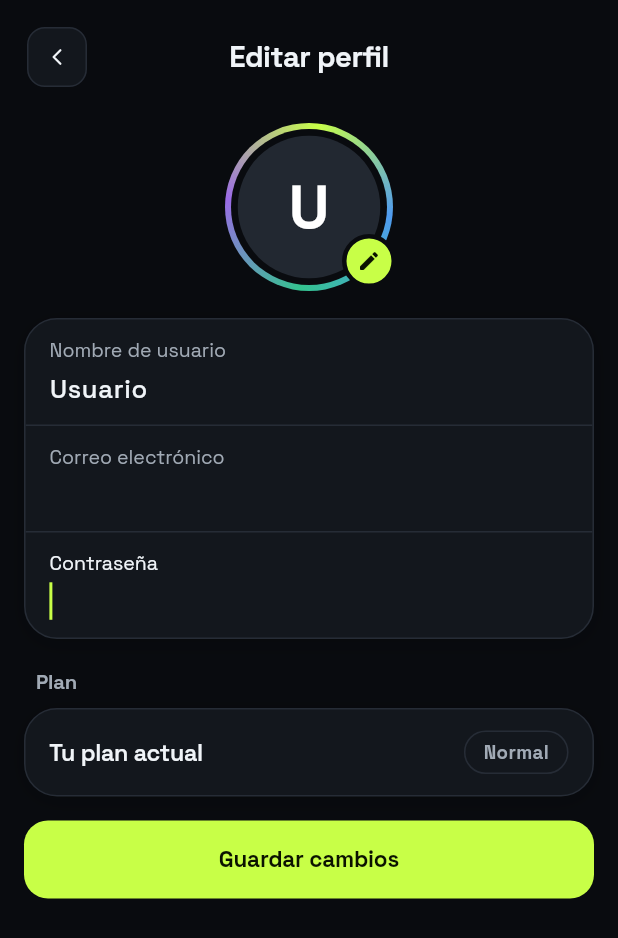
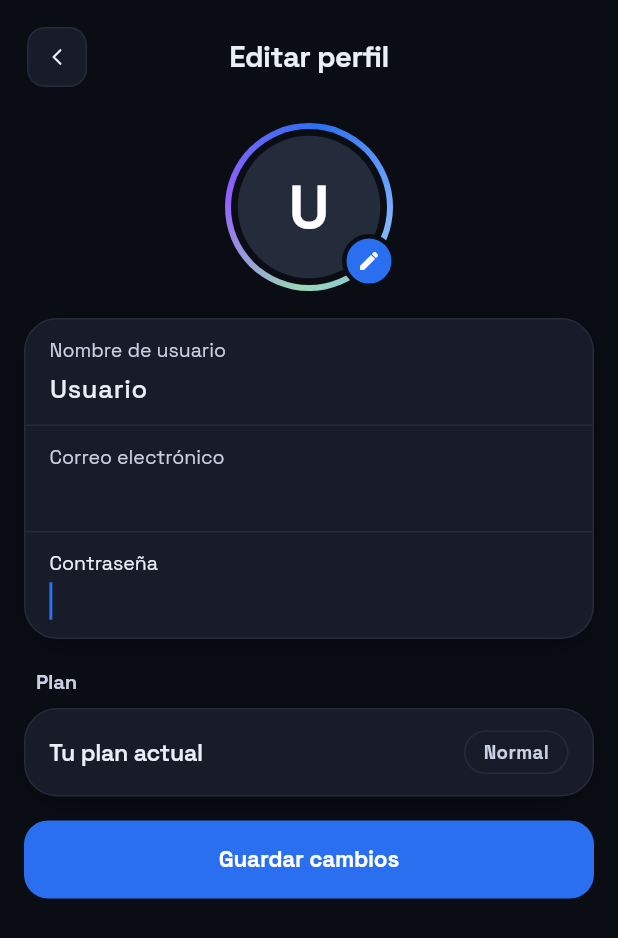
Before and after one commit to benjaa-a11/pivote_studio-apppp, a Flutter app: the EditProfileScreen screen opened directly, on a phone screen of 412 x 824 dp. Shown: the top 938 px of the screen. Run offline on Flutter 3.47's test engine with Material 3 defaults, Android fonts, the phone set to English and light mode, and no system bars; our stand-ins replace audio_service, cached_network_image, cloud_firestore, connectivity_plus, firebase_core, firebase_messaging and 13 more; accounts and stored records are empty; network calls fail.

Commit message:
MEJORES ESTILOS 1.

```diff
--- a/lib/core/theme/app_colors.dart
+++ b/lib/core/theme/app_colors.dart
@@ -10,89 +10,95 @@ import 'package:flutter/material.dart';
 class AppColors {
   AppColors._();
 
-  // ── Neutros modo oscuro (profundidad por niveles) ────────────────────────
-  static const Color darkBg = Color(0xFF090B0F);
-  static const Color darkBg1 = Color(0xFF0E1116);
-  static const Color darkBg2 = Color(0xFF13171D);
-  static const Color darkBg3 = Color(0xFF1A1F26);
-  static const Color darkBg4 = Color(0xFF222831);
-  static const Color darkBorder = Color(0xFF262C36);
-  static const Color darkBorder2 = Color(0xFF333A45);
-  static const Color darkText = Color(0xFFF0F4F8);
-  static const Color darkText2 = Color(0xFFA1AAB5);
-  static const Color darkText3 = Color(0xFF6E7885);
+  // ── Neutros modo oscuro (CSS: --bg, --s1, --s2, --s3, --line, --line2) ───────
+  static const Color darkBg = Color(0xFF0A0D14); // --bg: Fondo profundo
+  static const Color darkBg1 = Color(0xFF11151F); // --s1: Superficie nivel 1
+  static const Color darkBg2 = Color(0xFF171C28); // --s2: Superficie nivel 2 (tarjetas)
+  static const Color darkBg3 = Color(0xFF1E2433); // --s3: Superficie nivel 3 (elevado)
+  static const Color darkBg4 = Color(0xFF242B3B); // --line: Bordes y separadores
+  static const Color darkBorder = Color(0xFF242B3B); // --line: Borde principal
+  static const Color darkBorder2 = Color(0xFF2A3142); // --line2: Borde enfatizado
+  static const Color darkText = Color(0xFFEAEEF7); // --tx: Texto principal
+  static const Color darkText2 = Color(0xFFC9D0E2); // --tx2: Texto secundario
+  static const Color darkText3 = Color(0xFF98A1B8); // --mut: Texto terciario / silenciado
 
   // ── Neutros modo claro ───────────────────────────────────────────────────
-  static const Color lightBg = Color(0xFFF4F6F8);
+  static const Color lightBg = Color(0xFFF3F5F9);
   static const Color lightBg1 = Color(0xFFFFFFFF);
-  static const Color lightBg2 = Color(0xFFEDF1F5);
-  static const Color lightBg3 = Color(0xFFE3E8ED);
-  static const Color lightBg4 = Color(0xFFD3DCE6);
-  static const Color lightBorder = Color(0xFFDCE2E8);
-  static const Color lightBorder2 = Color(0xFFC4CDD5);
-  static const Color lightText = Color(0xFF1C222B);
-  static const Color lightText2 = Color(0xFF5A6675);
-  static const Color lightText3 = Color(0xFF7A8797);
+  static const Color lightBg2 = Color(0xFFEAEEF5);
+  static const Color lightBg3 = Color(0xFFDEE4EE);
+  static const Color lightBg4 = Color(0xFFCED6E2);
+  static const Color lightBorder = Color(0xFFD6DCE6);
+  static const Color lightBorder2 = Color(0xFFBFC7D5);
+  static const Color lightText = Color(0xFF0E131E);
+  static const Color lightText2 = Color(0xFF4A5568);
+  static const Color lightText3 = Color(0xFF718096);
 
-  // ── Acento de marca ──────────────────────────────────────────────────────
-  static const Color darkAccent = Color(0xFFC8FF47);
-  static const Color lightAccent = Color(0xFF4E7A00);
-  static const Color onDarkAccent = Color(0xFF0B1200);
+  // ── Acento de marca (CSS: --acc: #2A6FF0, --accT: #7DB0FF, --accBg: #1B2A4D) ──
+  static const Color darkAccent = Color(0xFF2A6FF0); // --acc: Azul zafiro eléctrico
+  static const Color lightAccent = Color(0xFF1D5AD0);
+  static const Color onDarkAccent = Color(0xFFFFFFFF);
   static const Color onLightAccent = Color(0xFFFFFFFF);
 
-  /// Alias de acento principal (defecto oscuro).
+  /// Alias de acento principal.
   static const Color accent = darkAccent;
-  static const Color accentStrong = Color(0xFFA6E015);
-  /// Tono secundario complementario de marca.
+  static const Color accentStrong = Color(0xFF1652C7);
+  static const Color accentTint = Color(0xFF7DB0FF); // --accT
+  static const Color accentBg = Color(0xFF1B2A4D); // --accBg
+
+  /// Tono secundario complementario de marca (CSS mesh: rgba(150,95,255,.2)).
+  static const Color violet = Color(0xFF965FFF);
   static const Color secondary = violet;
 
-  // ── Semánticos (desaturados, un solo matiz por significado) ──────────────
-  static const Color darkDanger = Color(0xFFFF5468);
-  static const Color darkWarning = Color(0xFFF0B429);
-  static const Color darkSuccess = Color(0xFF3DC98F);
-  static const Color darkInfo = Color(0xFF4F9BF0);
+  // ── Semánticos (CSS: --live: #D92B43, --liveT: #FF7A8C, --ok: #9AD9B4, --warn: #E6D28A)
+  static const Color darkDanger = Color(0xFFD92B43); // --live: Rojo en vivo
+  static const Color darkWarning = Color(0xFFE6D28A); // --warn: Dorado / advertencia
+  static const Color darkSuccess = Color(0xFF9AD9B4); // --ok: Verde menta suave
+  static const Color darkInfo = Color(0xFF7DB0FF); // --accT: Azul informativo
 
-  static const Color lightDanger = Color(0xFFD92D45);
-  static const Color lightWarning = Color(0xFFB86E00);
-  static const Color lightSuccess = Color(0xFF1B9A62);
-  static const Color lightInfo = Color(0xFF2563C9);
+  static const Color lightDanger = Color(0xFFC72138);
+  static const Color lightWarning = Color(0xFFB59325);
+  static const Color lightSuccess = Color(0xFF1E8752);
+  static const Color lightInfo = Color(0xFF1D5AD0);
 
-  // ── Constantes agnósticas al tema (se usan dentro de superficies que son
-  //    siempre oscuras: Matches Hero, reproductores, overlays) ──────────────
+  // ── Tokens Glassmorphic (CSS: --gl, --gl2, --glb, --gld, --glp) ───────────
+  static const Color glass = Color(0x11FFFFFF); // --gl: rgba(255,255,255, 0.065)
+  static const Color glass2 = Color(0x1CFFFFFF); // --gl2: rgba(255,255,255, 0.11)
+  static const Color glassBorder = Color(0x21FFFFFF); // --glb: rgba(255,255,255, 0.13)
+  static const Color glassBorderSubtle = Color(0x12FFFFFF); // --gld: rgba(255,255,255, 0.07)
+  static const Color glassPanel = Color(0x9E121622); // --glp: rgba(18,22,34, 0.62)
+
+  // ── Constantes agnósticas al tema (superficies audiovisuales oscuras) ───────
   /// Rojo "EN VIVO" y errores.
-  static const Color live = Color(0xFFFF5468);
+  static const Color live = Color(0xFFD92B43); // --live
+  static const Color liveTint = Color(0xFFFF7A8C); // --liveT
   static const Color danger = live;
   static const Color error = live;
 
   /// Verde positivo / disponible.
-  static const Color positive = Color(0xFF34C38F);
+  static const Color positive = Color(0xFF9AD9B4); // --ok
   static const Color success = positive;
 
-  /// Ámbar de advertencia.
-  static const Color warning = Color(0xFFF0B429);
+  /// Ámbar de advertencia / eventos.
+  static const Color warning = Color(0xFFE6D28A); // --warn
+  static const Color gold = Color(0xFFE6D28A);
 
   /// Azul informativo.
-  static const Color info = Color(0xFF4F9BF0);
-
-  /// Violeta secundario (categorías, etiquetas).
-  static const Color violet = Color(0xFF9B6BE6);
+  static const Color info = Color(0xFF7DB0FF);
 
   /// Superficie clara alternativa.
   static const Color lightSurface2 = lightBg2;
   static const Color darkText1 = darkText;
 
-  /// Dorado de eventos especiales (conservado: identidad de tarjetas de evento).
-  static const Color gold = Color(0xFFD4AF37);
-
   /// Gris azulado para texto secundario sobre superficies siempre oscuras.
-  static const Color slate = Color(0xFF7C879B);
-  static const Color slate400 = Color(0xFFAAB3C5);
-  static const Color slate200 = Color(0xFFCBD5E1);
-  static const Color slate50 = Color(0xFFEEF1F6);
+  static const Color slate = Color(0xFF98A1B8);
+  static const Color slate400 = Color(0xFFC9D0E2);
+  static const Color slate200 = Color(0xFFEAEEF7);
+  static const Color slate50 = Color(0xFFF3F5F9);
 
   /// Escala de superficies siempre oscuras (hero, reproductores).
-  static const Color ink0 = Color(0xFF080B11);
-  static const Color ink1 = Color(0xFF0F131C);
-  static const Color ink2 = Color(0xFF131722);
-  static const Color ink3 = Color(0xFF1E2533);
+  static const Color ink0 = Color(0xFF07090E);
+  static const Color ink1 = Color(0xFF0A0D14);
+  static const Color ink2 = Color(0xFF11151F);
+  static const Color ink3 = Color(0xFF171C28);
 }
--- a/lib/core/theme/app_theme.dart
+++ b/lib/core/theme/app_theme.dart
@@ -23,20 +23,20 @@ class AppTheme {
   static const Color darkBorder = AppColors.darkBorder; // Borde discreto (#262C36)
   static const Color darkBorder2 = AppColors.darkBorder2; // Borde enfatizado (#333A45)
 
-  // Acento principal modo oscuro
+  // Acento principal modo oscuro (CSS: --acc: #2A6FF0, --accBg: #1B2A4D)
   static const Color darkAccent = AppColors.darkAccent;
-  static const Color darkAccentDim = Color(0x1FC8FF47);
-  static const Color darkAccentGlow = Color(0x38C8FF47);
+  static const Color darkAccentDim = Color(0x332A6FF0);
+  static const Color darkAccentGlow = Color(0x552A6FF0);
 
-  // Estados semánticos modo oscuro
+  // Estados semánticos modo oscuro (CSS: --live, --warn, --ok)
   static const Color darkDanger = AppColors.darkDanger;
-  static const Color darkDangerDim = Color(0x1FFF5468);
+  static const Color darkDangerDim = Color(0x26D92B43);
   static const Color darkWarning = AppColors.darkWarning;
-  static const Color darkWarningDim = Color(0x1FF0B429);
+  static const Color darkWarningDim = Color(0x26E6D28A);
   static const Color darkSuccess = AppColors.darkSuccess;
-  static const Color darkSuccessDim = Color(0x1F3DC98F);
+  static const Color darkSuccessDim = Color(0x269AD9B4);
   static const Color darkInfo = AppColors.darkInfo;
-  static const Color darkInfoDim = Color(0x1F4F9BF0);
+  static const Color darkInfoDim = Color(0x267DB0FF);
 
   // Textos modo oscuro
   static const Color darkText = AppColors.darkText;
--- a/lib/features/profile/presentation/widgets/profile_design_system.dart
+++ b/lib/features/profile/presentation/widgets/profile_design_system.dart
@@ -82,7 +82,7 @@ class ProfilePalette {
         dangerBg: AppTheme.darkDangerDim,
         dangerBorder: AppTheme.darkDanger.withValues(alpha: 0.28),
         avatarPlaceholderBg: AppTheme.darkBg4,
-        cardShadow: AppShadows.appleDepth(context, elevation: 0.7),
+        cardShadow: AppShadows.card(context),
       );
     } else {
       return ProfilePalette(
--- a/lib/features/soccer/presentation/widgets/match_card.dart
+++ b/lib/features/soccer/presentation/widgets/match_card.dart
@@ -112,7 +112,7 @@ class MatchCard extends StatelessWidget {
                       color: isLive
                           ? AppColors.live
                               .withValues(alpha: isDark ? 0.45 : 0.30)
-                          : (isDark ? AppColors.ink3 : AppTheme.lightBorder),
+                          : (isDark ? AppColors.darkBorder2 : AppTheme.lightBorder),
                       width: isLive ? 1.4 : 1,
                     ),
                     boxShadow: [
@@ -178,7 +178,7 @@ class MatchCard extends StatelessWidget {
                         height: 1,
                         thickness: 1,
                         color: isDark
-                            ? Colors.white.withValues(alpha: 0.08)
+                            ? AppColors.darkBorder
                             : Colors.black.withValues(alpha: 0.06),
                       ),
                       const Spacer(),
@@ -196,7 +196,7 @@ class MatchCard extends StatelessWidget {
                         height: 1,
                         thickness: 1,
                         color: isDark
-                            ? Colors.white.withValues(alpha: 0.08)
+                            ? AppColors.darkBorder
                             : Colors.black.withValues(alpha: 0.06),
                       ),
                       const SizedBox(height: 8),
```
Also changed, not shown: lib/core/theme/app_tokens.dart (+76 -28 lines), lib/features/home/presentation/widgets/category_chips_row.dart (+15 -12 lines), lib/features/home/presentation/widgets/unified_home_header.dart (+4 -4 lines), lib/features/video/presentation/widgets/channel_card.dart (+4 -4 lines), lib/features/video/presentation/widgets/custom_video_controls.dart (+4 -4 lines), lib/shared/widgets/common/app_state_views.dart (+20 -16 lines), lib/shared/widgets/common/floating_bottom_bar.dart (+10 -6 lines).
